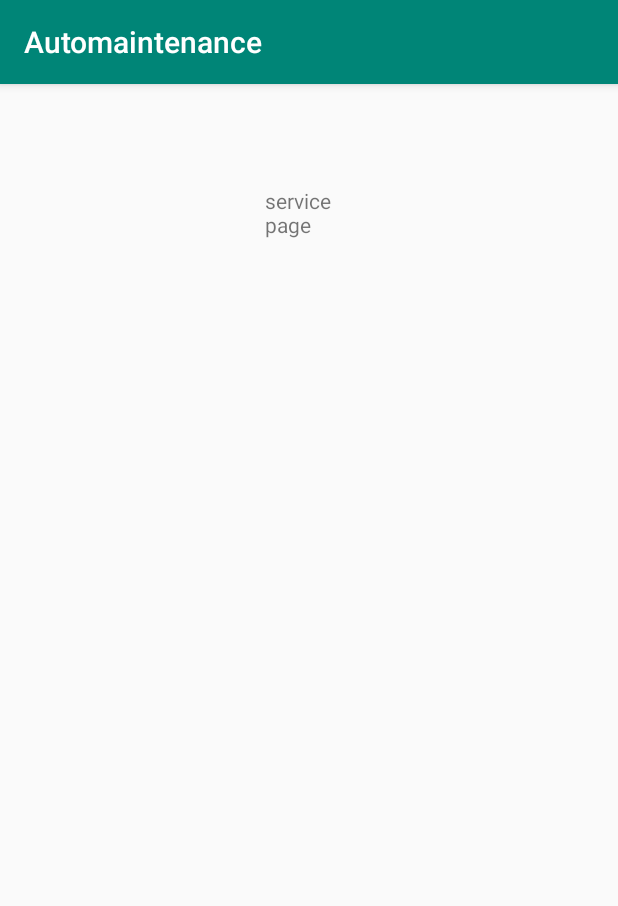
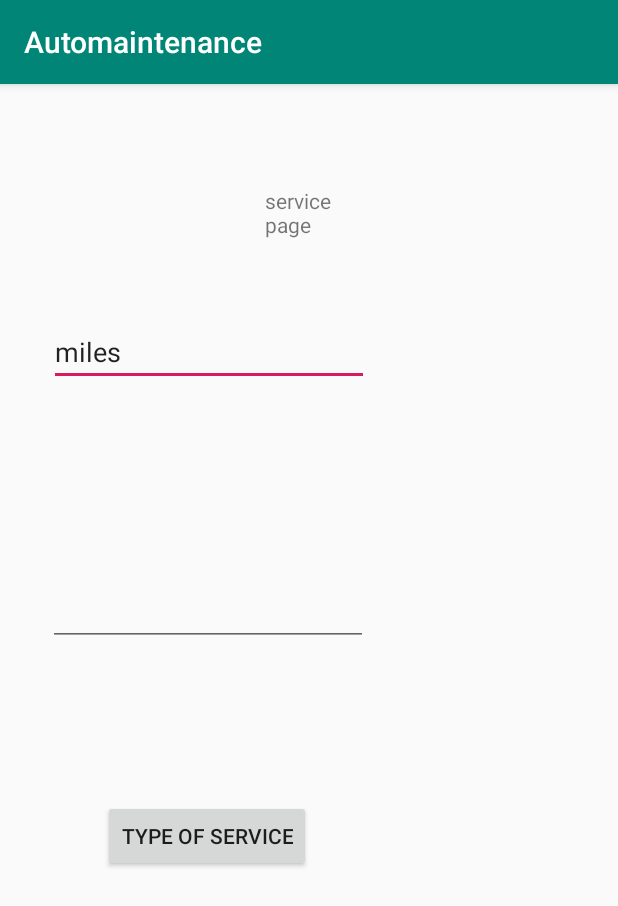
Before and after one commit to Blomquist-Ryan/Automaintenance, an Android app: the Service screen opened directly, with no data from a screen before it, on a phone screen of 412 x 824 dp. Shown: the top 906 px of the screen. Run offline under Robolectric (Android 15) with nearby library versions, the phone set to English and light mode, and no system bars.

Commit message:
included some of the text boxes and buttons for the activities

```diff
--- a/app/src/main/res/layout/activity_service.xml
+++ b/app/src/main/res/layout/activity_service.xml
@@ -19,4 +19,53 @@
         app:layout_constraintEnd_toEndOf="parent"
         app:layout_constraintStart_toStartOf="parent"
         app:layout_constraintTop_toTopOf="parent" />
+
+    <EditText
+        android:id="@+id/servicemiles"
+        android:layout_width="wrap_content"
+        android:layout_height="wrap_content"
+        android:layout_marginStart="16dp"
+        android:layout_marginLeft="16dp"
+        android:layout_marginTop="156dp"
+        android:layout_marginEnd="8dp"
+        android:layout_marginRight="8dp"
+        android:ems="10"
+        android:inputType="textPersonName"
+        android:text="miles"
+        app:layout_constraintEnd_toEndOf="parent"
+        app:layout_constraintHorizontal_bias="0.097"
+        app:layout_constraintStart_toStartOf="parent"
+        app:layout_constraintTop_toTopOf="parent" />
+
+    <Button
+        android:id="@+id/button6"
+        android:layout_width="wrap_content"
+        android:layout_height="wrap_content"
+        android:layout_marginStart="16dp"
+        android:layout_marginLeft="16dp"
+        android:layout_marginTop="276dp"
+        android:layout_marginEnd="8dp"
+        android:layout_marginRight="8dp"
+        android:text="type of service"
+        app:layout_constraintEnd_toEndOf="parent"
+        app:layout_constraintHorizontal_bias="0.212"
+        app:layout_constraintStart_toStartOf="parent"
+        app:layout_constraintTop_toBottomOf="@+id/servicemiles" />
+
+    <EditText
+        android:id="@+id/editText2"
+        android:layout_width="wrap_content"
+        android:layout_height="wrap_content"
+        android:layout_marginStart="32dp"
+        android:layout_marginLeft="32dp"
+        android:layout_marginTop="128dp"
+        android:layout_marginEnd="8dp"
+        android:layout_marginRight="8dp"
+        android:ems="10"
+        android:inputType="date"
+        app:layout_constraintEnd_toEndOf="parent"
+        app:layout_constraintHorizontal_bias="0.0"
+        app:layout_constraintStart_toStartOf="parent"
+        app:layout_constraintTop_toBottomOf="@+id/servicemiles" />
+
 </android.support.constraint.ConstraintLayout>
```
Also changed, not shown: app/src/main/res/layout/activity_diy.xml (+29 -0 lines), app/src/main/res/layout/activity_service_history.xml (+44 -0 lines).
